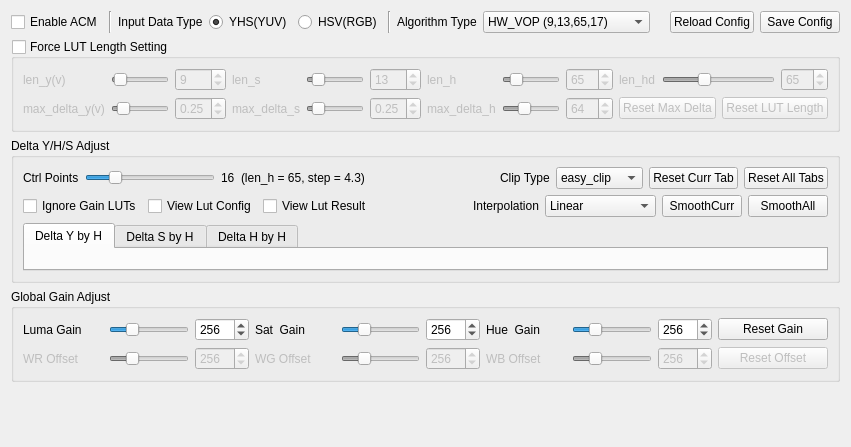
Qt form script/verify_tool_app/ui/acm_ui.ui (FaiScofield/hwpq_verify) before a commit.
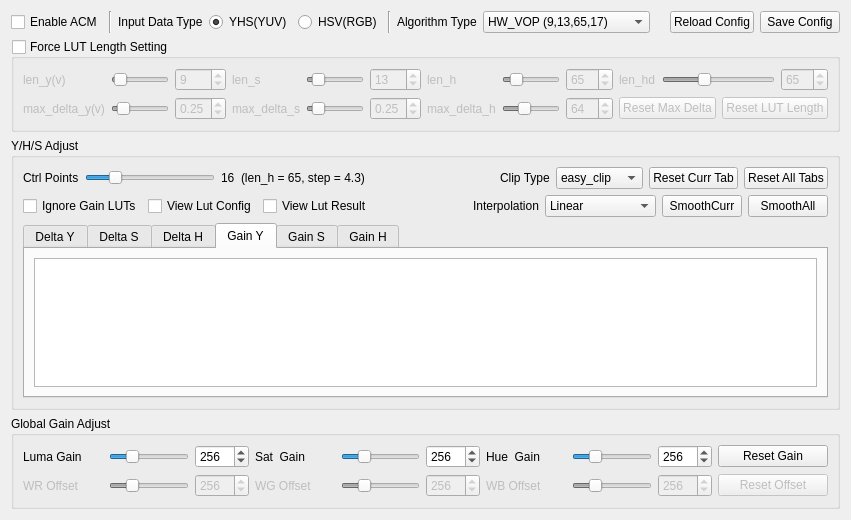
The same form after that commit. The open tabs and pages were chosen to show the change.

What changed in the file:
```diff
--- a/script/verify_tool_app/ui/acm_ui.ui
+++ b/script/verify_tool_app/ui/acm_ui.ui
@@ -7,7 +7,7 @@
     <x>0</x>
     <y>0</y>
     <width>851</width>
-    <height>447</height>
+    <height>520</height>
    </rect>
   </property>
   <property name="windowTitle">
@@ -441,7 +441,7 @@
    <item>
     <widget class="QGroupBox" name="groupBox_delta_editor">
      <property name="title">
-      <string>Delta Y/H/S Adjust</string>
+      <string>Y/H/S Adjust</string>
      </property>
      <layout class="QVBoxLayout" name="verticalLayout_delta_editor">
       <item>
@@ -660,7 +660,7 @@
         </property>
         <widget class="QWidget" name="tab_delta_y">
          <attribute name="title">
-          <string>Delta Y by H</string>
+          <string>Delta Y</string>
          </attribute>
          <layout class="QVBoxLayout" name="verticalLayout_delta_y">
           <item>
@@ -677,7 +677,7 @@
         </widget>
         <widget class="QWidget" name="tab_delta_s">
          <attribute name="title">
-          <string>Delta S by H</string>
+          <string>Delta S</string>
          </attribute>
          <layout class="QVBoxLayout" name="verticalLayout_delta_s">
           <item>
@@ -694,7 +694,7 @@
         </widget>
         <widget class="QWidget" name="tab_delta_h">
          <attribute name="title">
-          <string>Delta H by H</string>
+          <string>Delta H</string>
          </attribute>
          <layout class="QVBoxLayout" name="verticalLayout_delta_h">
           <item>
@@ -715,6 +715,36 @@
           </item>
          </layout>
         </widget>
+        <widget class="QWidget" name="tab_gainY">
+         <attribute name="title">
+          <string>Gain Y</string>
+         </attribute>
+         <layout class="QVBoxLayout" name="verticalLayout_3">
+          <item>
+           <widget class="QTableWidget" name="table_gainY"/>
+          </item>
+         </layout>
+        </widget>
+        <widget class="QWidget" name="tab_gainS">
+         <attribute name="title">
+          <string>Gain S</string>
+         </attribute>
+         <layout class="QVBoxLayout" name="verticalLayout_5">
+          <item>
+           <widget class="QTableWidget" name="table_gainS"/>
+          </item>
+         </layout>
+        </widget>
+        <widget class="QWidget" name="tab_gainH">
+         <attribute name="title">
+          <string>Gain H</string>
+         </attribute>
+         <layout class="QVBoxLayout" name="verticalLayout_4">
+          <item>
+           <widget class="QTableWidget" name="table_gainH"/>
+          </item>
+         </layout>
+        </widget>
        </widget>
       </item>
      </layout>
```
Left out of the diff: 2 changed lines with no effect on the pictures.
